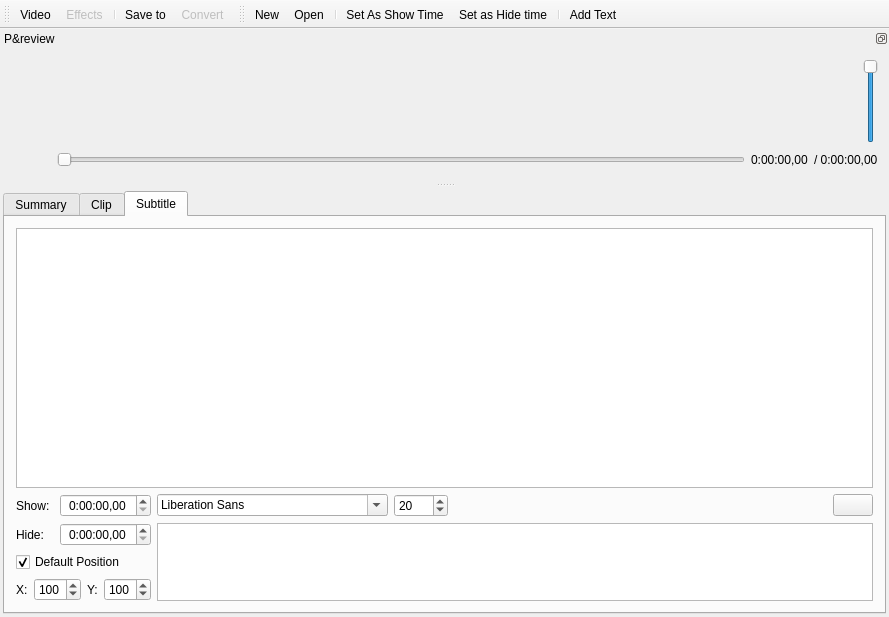
Qt form mainwindow.ui (poulad/zNevis) before a commit.
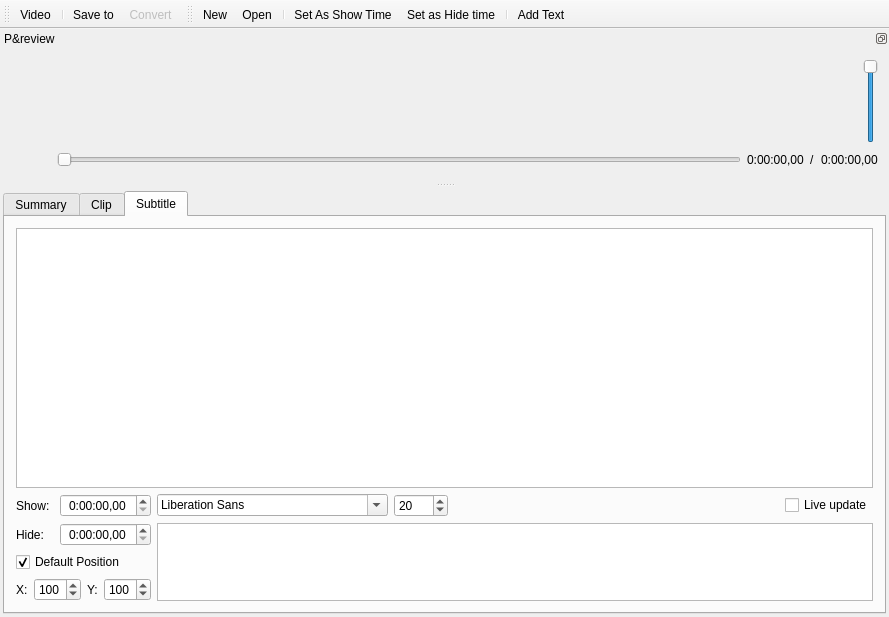
The same form after that commit. The open tabs and pages were chosen to show the change. Icons and pictures are not drawn.

Diff of the .ui file:
```diff
--- a/mainwindow.ui
+++ b/mainwindow.ui
@@ -1286,6 +1286,32 @@
                   <height>32</height>
                  </size>
                 </property>
+                <property name="flat">
+                 <bool>true</bool>
+                </property>
+               </widget>
+              </item>
+              <item>
+               <spacer name="horizontalSpacer">
+                <property name="orientation">
+                 <enum>Qt::Horizontal</enum>
+                </property>
+                <property name="sizeHint" stdset="0">
+                 <size>
+                  <width>40</width>
+                  <height>20</height>
+                 </size>
+                </property>
+               </spacer>
+              </item>
+              <item>
+               <widget class="QCheckBox" name="updateCheckBox">
+                <property name="text">
+                 <string>Live update</string>
+                </property>
+                <property name="checked">
+                 <bool>false</bool>
+                </property>
                </widget>
               </item>
              </layout>
@@ -1344,7 +1370,6 @@
     <bool>false</bool>
    </attribute>
    <addaction name="actionOpenVideo"/>
-   <addaction name="actionEffects"/>
    <addaction name="separator"/>
    <addaction name="actionOutputFile"/>
    <addaction name="actionConvert"/>
@@ -1907,10 +1932,17 @@
            </property>
           </widget>
          </item>
+         <item>
+          <widget class="QLabel" name="label">
+           <property name="text">
+            <string>/</string>
+           </property>
+          </widget>
+         </item>
          <item>
           <widget class="QLabel" name="lengthLabel">
            <property name="text">
-            <string>/ 0:00:00,00</string>
+            <string>0:00:00,00</string>
            </property>
           </widget>
          </item>
```
Left out of the diff: 45 changed lines with no effect on the pictures.
